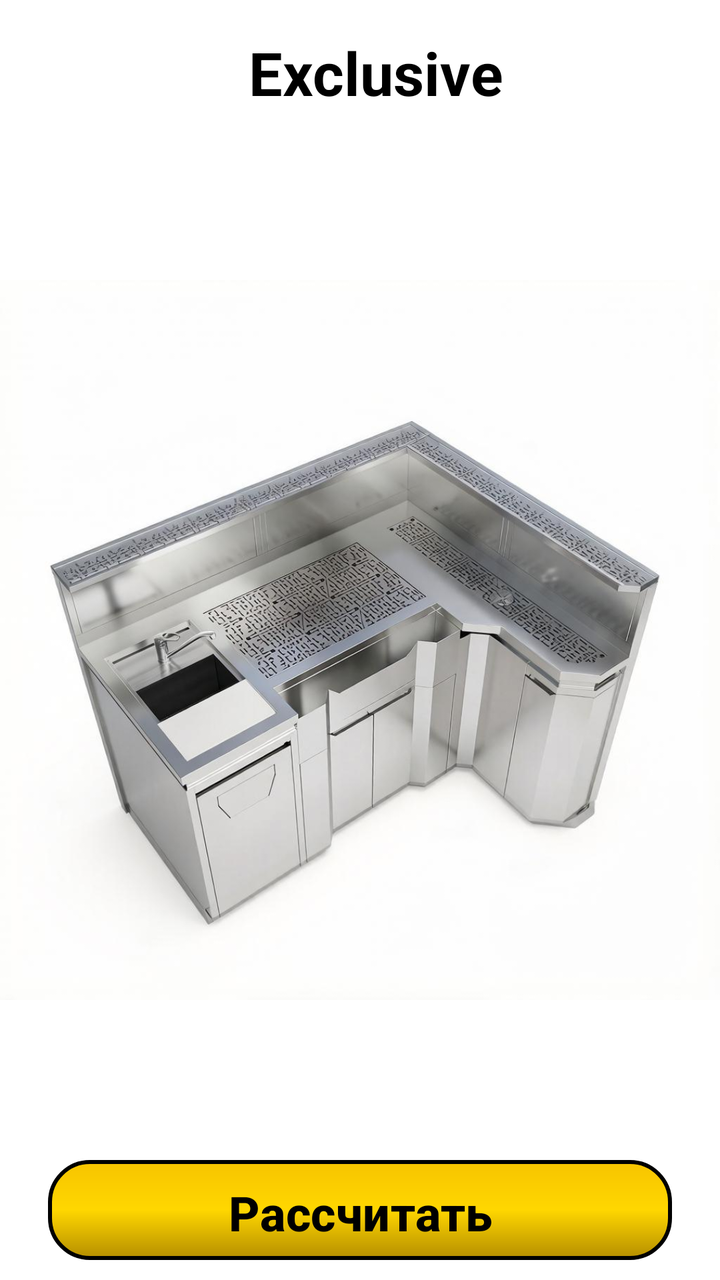
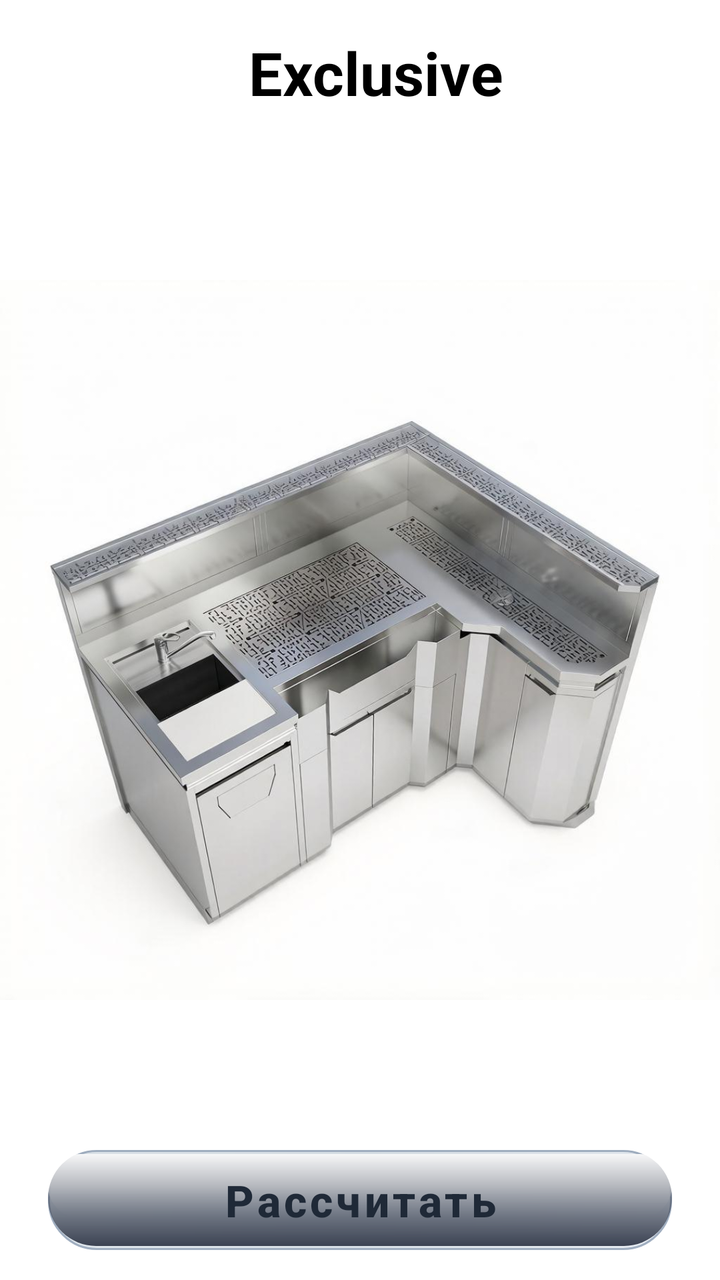

Screens rendered from an Android XML layout before and after an edit, with the pre-edit source and the edit as a unified diff.
<!-- AndroidManifest.xml: application theme Theme.YourBar -->
<!-- res/layout/fragment_exclusive.xml -->
<?xml version="1.0" encoding="utf-8"?>
<androidx.constraintlayout.widget.ConstraintLayout
    xmlns:android="http://schemas.android.com/apk/res/android"
    xmlns:app="http://schemas.android.com/apk/res-auto"
    android:layout_width="match_parent"
    android:layout_height="match_parent"
    android:id="@+id/exclusive">

    <ImageView
        android:id="@+id/imageView"
        android:layout_width="0dp"
        android:layout_height="0dp"
        android:scaleType="fitCenter"
        android:contentDescription="Exclusive"
        android:background="@color/white"
        app:layout_constraintTop_toTopOf="parent"
        app:layout_constraintBottom_toBottomOf="parent"
        app:layout_constraintStart_toStartOf="parent"
        app:layout_constraintEnd_toEndOf="parent"
        android:src="@drawable/img_exclusive" />

    <TextView
        android:id="@+id/textViewBudget"
        android:layout_width="wrap_content"
        android:layout_height="wrap_content"
        android:layout_marginStart="16dp"
        android:layout_marginTop="16dp"
        android:elevation="4dp"
        android:text="@string/exclusive"
        android:textColor="@color/black"
        android:textSize="30sp"
        android:textStyle="bold"
        app:layout_constraintStart_toStartOf="parent"
        app:layout_constraintEnd_toEndOf="parent"
        app:layout_constraintTop_toTopOf="parent"
        app:layout_constraintHorizontal_bias="0.5" />


    <com.google.android.material.button.MaterialButton
        android:id="@+id/calculate_btn_exclusive"
        android:layout_width="0dp"
        android:layout_height="50dp"
        android:layout_marginStart="24dp"
        android:layout_marginEnd="24dp"
        android:layout_marginBottom="10dp"
        android:background="@drawable/btn_gray_with_border"
        android:text="@string/calculate"
        android:textColor="@color/black"
        android:textSize="24sp"
        android:textStyle="bold"
        app:backgroundTint="@null"
        app:layout_constraintBottom_toBottomOf="parent"
        app:layout_constraintEnd_toEndOf="parent"
        app:layout_constraintStart_toStartOf="parent" />
</androidx.constraintlayout.widget.ConstraintLayout>
<!-- resources referenced by this layout -->
<resources>
  <color name="black">#FF000000</color>
  <color name="white">#FFFFFFFF</color>
  <!-- drawable btn_gray_with_border (drawable) -->
  <?xml version="1.0" encoding="utf-8"?>
  <shape xmlns:android="http://schemas.android.com/apk/res/android">
      <gradient
          android:angle="270"
          android:startColor="#FFF7C400"
      android:centerColor="#FFD700"
      android:endColor="#FFB58F00"
      android:type="linear"/>
      <stroke
          android:width="2dp"
      android:color="#000000" />
      <corners android:radius="20dp" />
  </shape>
  <!-- drawable img_exclusive: png bitmap (drawable, 78798 bytes) -->
  <string name="calculate">Рассчитать</string>
  <string name="exclusive">Exclusive</string>
  <style name="Theme.YourBar" parent="Base.Theme.YourBar" />
  <style name="Base.Theme.YourBar" parent="Theme.Material3.DayNight.NoActionBar">
          
          
      </style>
</resources>

<!-- the commit's change to res/layout/fragment_exclusive.xml (unified diff, before → after) -->
@@ -42,14 +42,16 @@
         android:layout_height="50dp"
         android:layout_marginStart="24dp"
         android:layout_marginEnd="24dp"
-        android:layout_marginBottom="10dp"
-        android:background="@drawable/btn_gray_with_border"
+        android:layout_marginBottom="15dp"
+        android:background="@drawable/btn_steel_shiny"
+        android:letterSpacing="0.08"
         android:text="@string/calculate"
-        android:textColor="@color/black"
-        android:textSize="24sp"
+        android:textColor="#1F2937"
+        android:textSize="22sp"
         android:textStyle="bold"
         app:backgroundTint="@null"
         app:layout_constraintBottom_toBottomOf="parent"
         app:layout_constraintEnd_toEndOf="parent"
-        app:layout_constraintStart_toStartOf="parent" />
+        app:layout_constraintStart_toStartOf="parent"
+        app:rippleColor="#40000000" />
 </androidx.constraintlayout.widget.ConstraintLayout>
<!-- resource entries referenced after the edit -->
@@ -2,27 +2,63 @@
 <resources>
   <color name="black">#FF000000</color>
   <color name="white">#FFFFFFFF</color>
-  <!-- drawable btn_gray_with_border (drawable) -->
-  <?xml version="1.0" encoding="utf-8"?>
-  <shape xmlns:android="http://schemas.android.com/apk/res/android">
-      <gradient
-          android:angle="270"
-          android:startColor="#FFF7C400"
-      android:centerColor="#FFD700"
-      android:endColor="#FFB58F00"
-      android:type="linear"/>
-      <stroke
-          android:width="2dp"
-      android:color="#000000" />
-      <corners android:radius="20dp" />
-  </shape>
+  <!-- drawable btn_steel_shiny (drawable) -->
+  <layer-list xmlns:android="http://schemas.android.com/apk/res/android">
+  
+      
+      <item>
+          <shape android:shape="rectangle">
+              <corners android:radius="24dp" />
+              
+              <gradient
+                  android:angle="135"
+                  android:startColor="#E8EDF3"
+              android:centerColor="#D9E1E8"
+              android:endColor="#E0E7ED"
+              android:type="linear" />
+              <stroke android:width="1dp" android:color="#A0AEC0" />
+          </shape>
+      </item>
+  
+      
+      <item android:top="2dp" android:bottom="16dp">
+          <shape android:shape="rectangle">
+              <corners android:radius="24dp" />
+              <gradient
+                  android:angle="-45"
+                  android:startColor="#FFFFFF"
+                  android:centerColor="#FFFFFF"
+                  android:endColor="#00000000"
+                  android:type="linear"
+                  android:gradientRadius="100dp" />
+          </shape>
+      </item>
+  
+      
+      <item android:bottom="2dp">
+          <shape android:shape="rectangle">
+              <corners android:radius="24dp" />
+              <gradient
+                  android:angle="270"
+                  android:startColor="#00000000"
+                  android:endColor="#3B4252"
+              android:type="linear" />
+          </shape>
+      </item>
+  </layer-list>
   <!-- drawable img_exclusive: png bitmap (drawable, 78798 bytes) -->
   <string name="calculate">Рассчитать</string>
   <string name="exclusive">Exclusive</string>
   <style name="Theme.YourBar" parent="Base.Theme.YourBar" />
   <style name="Base.Theme.YourBar" parent="Theme.Material3.DayNight.NoActionBar">
           
+          <item name="android:navigationBarColor">@color/white</item>
+  
           
+          <item name="android:windowLightNavigationBar" tools:targetApi="o_mr1">true</item>
+  
+          
+          <item name="elevationOverlayEnabled">false</item>
       </style>
 </resources>
 
